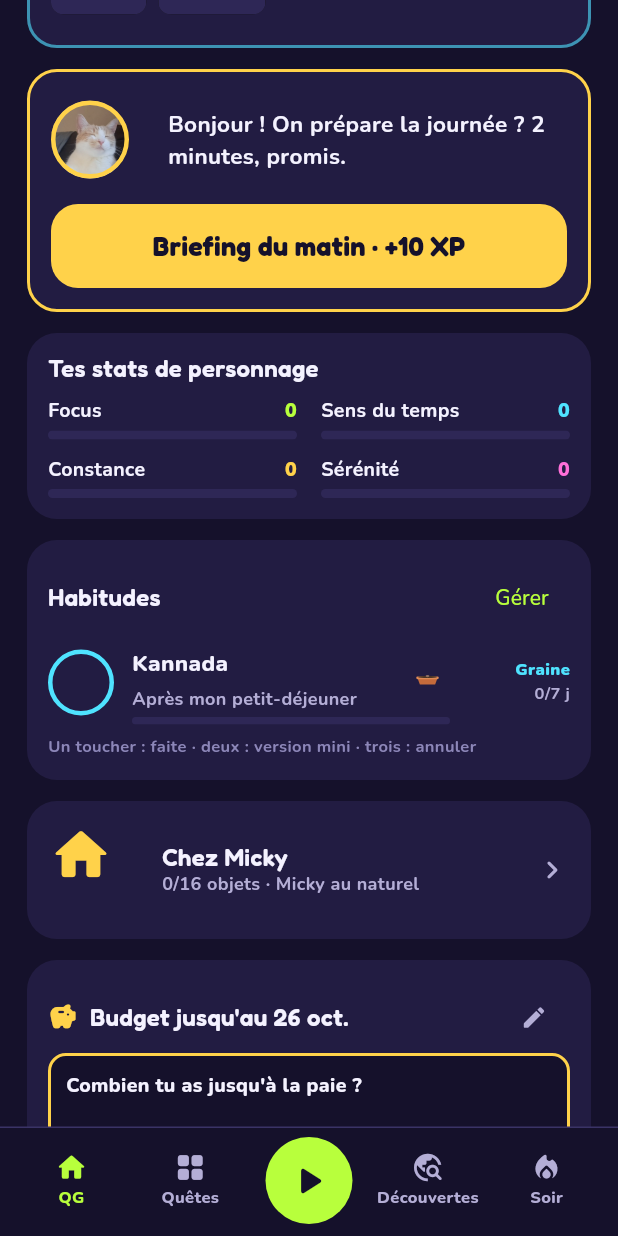
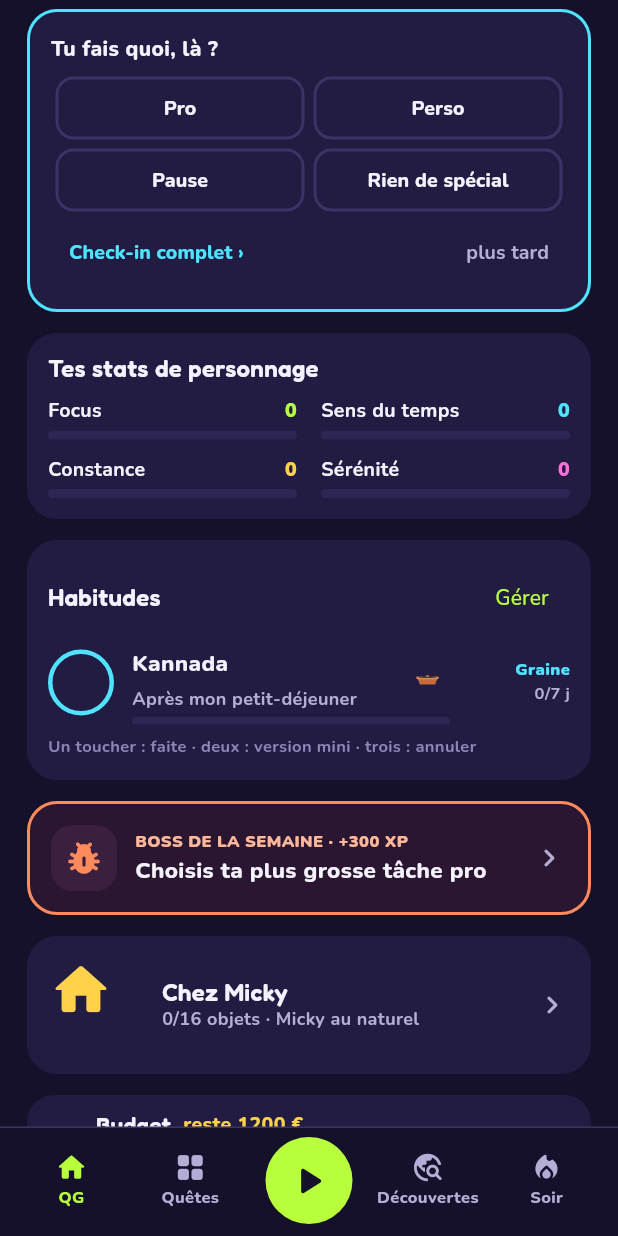
Before and after one commit to CLperso/micky-quest, a Flutter app: the screen it shows after launch, scrolled down 576 dp, on a phone screen of 412 x 824 dp. Run offline on Flutter 3.47's test engine with Material 3 defaults, Android fonts, the phone set to English and light mode, and no system bars; our stand-ins replace flutter_local_notifications, google_fonts, image_picker, shared_preferences, timezone; missing offline and left inert: android_intent_plus, device_calendar, google_mlkit_digital_ink_recognition.

Commit message:
QG : check-in sous le briefing (sans « petit point »), Faire maintenant et boss avant Chez Micky, budget en version courte (complet au tap et dans Découvertes › Argent) ; « Se ranger la tête »
Co-Authored-By: Claude Opus 5.5 <noreply@anthropic.com>
Claude-Session: https://claude.ai/code/session_01RpdBqp6TGx7ViFRVJJw6aQ

```diff
--- a/lib/screens/block.dart
+++ b/lib/screens/block.dart
@@ -102,7 +102,7 @@ class _BlockScreenState extends State<BlockScreen> {
                   child: Row(children: [
                     const Icon(Icons.psychology_alt_rounded, color: K.cyan),
                     const SizedBox(width: 10),
-                    Expanded(child: Text('Vider la tête : tout écrire, trier après', style: K.body(14, w: FontWeight.w800))),
+                    Expanded(child: Text('Se ranger la tête : tout écrire, trier après', style: K.body(14, w: FontWeight.w800))),
                   ]),
                 ),
               ),
--- a/lib/screens/briefing.dart
+++ b/lib/screens/briefing.dart
@@ -167,7 +167,7 @@ class _BriefingScreenState extends State<BriefingScreen> {
                       Text('facultatif', style: K.body(11, color: K.muted)),
                     ]),
                     const SizedBox(height: 4),
-                    Text('Vider la tête, réveiller le corps, puis ce briefing. La version mini compte autant.', style: K.body(12, color: K.muted)),
+                    Text('Se ranger la tête, réveiller le corps, puis ce briefing. La version mini compte autant.', style: K.body(12, color: K.muted)),
                     const SizedBox(height: 10),
                     Row(children: [
                       Expanded(
--- a/lib/screens/budget.dart
+++ b/lib/screens/budget.dart
@@ -315,7 +315,72 @@ class EnvelopeTile extends StatelessWidget {
   }
 }
 
-/// Carte du QG : jauge, limite du jour, 6 enveloppes.
+/// Version courte pour le QG : reste, limite du jour. Un tap ouvre la version complète.
+class BudgetMiniCard extends StatelessWidget {
+  const BudgetMiniCard({super.key});
+
+  @override
+  Widget build(BuildContext context) {
+    final store = AppScope.of(context);
+    final left = store.periodLeft();
+    final total = store.periodAmount;
+    final allow = store.dailyAllowance(store.todayKey);
+    final today = store.spentOn(store.todayKey);
+    final ok = today <= allow;
+    return Material(
+      color: K.card,
+      borderRadius: BorderRadius.circular(18),
+      child: InkWell(
+        borderRadius: BorderRadius.circular(18),
+        onTap: () => openScreen(context, const BudgetHubScreen()),
+        child: Padding(
+          padding: const EdgeInsets.fromLTRB(14, 10, 6, 10),
+          child: Row(children: [
+            const Icon(Icons.savings_rounded, color: K.gold, size: 22),
+            const SizedBox(width: 10),
+            Expanded(
+              child: Column(crossAxisAlignment: CrossAxisAlignment.start, children: [
+                Row(children: [
+                  Text('Budget', style: K.display(15)),
+                  const SizedBox(width: 8),
+                  Text('reste ${euros(left.roundToDouble())}', style: K.body(13, color: K.gold, w: FontWeight.w800)),
+                ]),
+                const SizedBox(height: 4),
+                Bar(total <= 0 ? 0 : (left / total).clamp(0.0, 1.0), color: K.gold, height: 5),
+                const SizedBox(height: 4),
+                Text(
+                  ok ? 'Aujourd\'hui : max ${euros(allow.roundToDouble())} · dépensé ${euros(today)}' : 'Aujourd\'hui : ${euros(today - allow)} au-dessus',
+                  style: K.body(11, color: ok ? K.muted : K.coral),
+                ),
+              ]),
+            ),
+            IconButton(
+              tooltip: 'Dépense',
+              onPressed: () => addExpenseSheet(context),
+              icon: const Icon(Icons.add_circle_rounded, color: K.gold),
+            ),
+          ]),
+        ),
+      ),
+    );
+  }
+}
+
+/// Budget complet (depuis le QG).
+class BudgetHubScreen extends StatelessWidget {
+  const BudgetHubScreen({super.key});
+
+  @override
+  Widget build(BuildContext context) => Scaffold(
+        appBar: AppBar(title: const Text('Budget')),
+        body: SafeArea(
+          top: false,
+          child: ListView(padding: const EdgeInsets.fromLTRB(16, 4, 16, 28), children: const [BudgetCard()]),
+        ),
+      );
+}
+
+/// Carte complète : jauge, limite du jour, 6 enveloppes.
 class BudgetCard extends StatelessWidget {
   const BudgetCard({super.key});
 
--- a/lib/screens/discoveries.dart
+++ b/lib/screens/discoveries.dart
@@ -136,7 +136,7 @@ class _DiscoveriesScreenState extends State<DiscoveriesScreen> {
             const SizedBox(height: 10),
           ],
         ],
-        if (_tab == 3) const BudgetStats(),
+        if (_tab == 3) ...[const BudgetCard(), const SizedBox(height: 14), const BudgetStats()],
       ],
     );
   }
--- a/lib/screens/dump.dart
+++ b/lib/screens/dump.dart
@@ -111,7 +111,7 @@ class _DumpScreenState extends State<DumpScreen> {
           n++;
           break;
         case 'keep':
-          await store.addLog(LogEntry(ts: DateTime.now().millisecondsSinceEpoch, kind: LogKind.free, note: 'Vide-tête : ${l.text}'));
+          await store.addLog(LogEntry(ts: DateTime.now().millisecondsSinceEpoch, kind: LogKind.free, note: 'Rangement : ${l.text}'));
           break;
       }
     }
@@ -141,7 +141,7 @@ class _DumpScreenState extends State<DumpScreen> {
   @override
   Widget build(BuildContext context) {
     final store = AppScope.of(context);
-    final title = _cut ? 'Découper' : 'Vider la tête';
+    final title = _cut ? 'Découper' : 'Se ranger la tête';
     final lines = _lines;
     return Scaffold(
       appBar: AppBar(
--- a/lib/screens/home.dart
+++ b/lib/screens/home.dart
@@ -43,7 +43,6 @@ class HomeScreen extends StatelessWidget {
           await clearCrash();
           store.refresh();
         }),
-        const OpenCheckinCard(),
         Row(
           children: [
             SizedBox(
@@ -129,6 +128,7 @@ class HomeScreen extends StatelessWidget {
           ),
           const SizedBox(height: 14),
         ],
+        const OpenCheckinCard(),
 
         Panel(
           child: Column(
@@ -162,11 +162,6 @@ class HomeScreen extends StatelessWidget {
         ],
         const HabitsCard(),
         const SizedBox(height: 14),
-        const HouseCard(),
-        const SizedBox(height: 14),
-        const BudgetCard(),
-        const SizedBox(height: 14),
-
         if (doNow.isNotEmpty)
           Panel(
             child: Column(
@@ -186,6 +181,10 @@ class HomeScreen extends StatelessWidget {
         if (doNow.isNotEmpty) const SizedBox(height: 10),
 
         _bossCard(context, boss),
+        const SizedBox(height: 14),
+        const HouseCard(),
+        const SizedBox(height: 14),
+        const BudgetMiniCard(),
         const SizedBox(height: 18),
 
         Text('Noter vite', style: K.display(18)),
@@ -226,7 +225,7 @@ class HomeScreen extends StatelessWidget {
                 const SizedBox(width: 10),
                 Expanded(
                   child: Column(crossAxisAlignment: CrossAxisAlignment.start, children: [
-                    Text('Vider la tête', style: K.display(15)),
+                    Text('Se ranger la tête', style: K.display(15)),
                     Text('tout écrire, puis ranger en tâches ou en étapes', style: K.body(11, color: K.muted)),
                   ]),
                 ),
@@ -713,8 +712,8 @@ class _OpenCheckinCardState extends State<OpenCheckinCard> {
     final since = now.difference(DateTime.fromMillisecondsSinceEpoch(last)).inMinutes;
     if (since < 90) return const SizedBox.shrink();
     final lastLabel = cs.isEmpty
-        ? 'Pas encore de check-in aujourd\'hui.'
-        : 'Dernier check-in à ${DateTime.fromMillisecondsSinceEpoch(cs.last.ts).hour} h ${DateTime.fromMillisecondsSinceEpoch(cs.last.ts).minute.toString().padLeft(2, '0')}.';
+        ? ''
+        : 'dernier à ${DateTime.fromMillisecondsSinceEpoch(cs.last.ts).hour} h ${DateTime.fromMillisecondsSinceEpoch(cs.last.ts).minute.toString().padLeft(2, '0')}';
     Widget quick(String label, String act) => Expanded(
           child: Padding(
             padding: const EdgeInsets.all(3),
@@ -740,7 +739,10 @@ class _OpenCheckinCardState extends State<OpenCheckinCard> {
       child: Panel(
         border: K.cyan,
         child: Column(crossAxisAlignment: CrossAxisAlignment.start, children: [
-          Text('Petit point ? $lastLabel', style: K.body(14, w: FontWeight.w800)),
+          Row(children: [
+            Expanded(child: Text('Tu fais quoi, là ?', style: K.body(14, w: FontWeight.w800))),
+            if (lastLabel.isNotEmpty) Text(lastLabel, style: K.body(11, color: K.muted)),
+          ]),
           const SizedBox(height: 6),
           Row(children: [quick('Pro', Act.pro), quick('Perso', Act.perso)]),
           Row(children: [quick('Pause', Act.pause), quick('Rien de spécial', Act.nothing)]),
```
